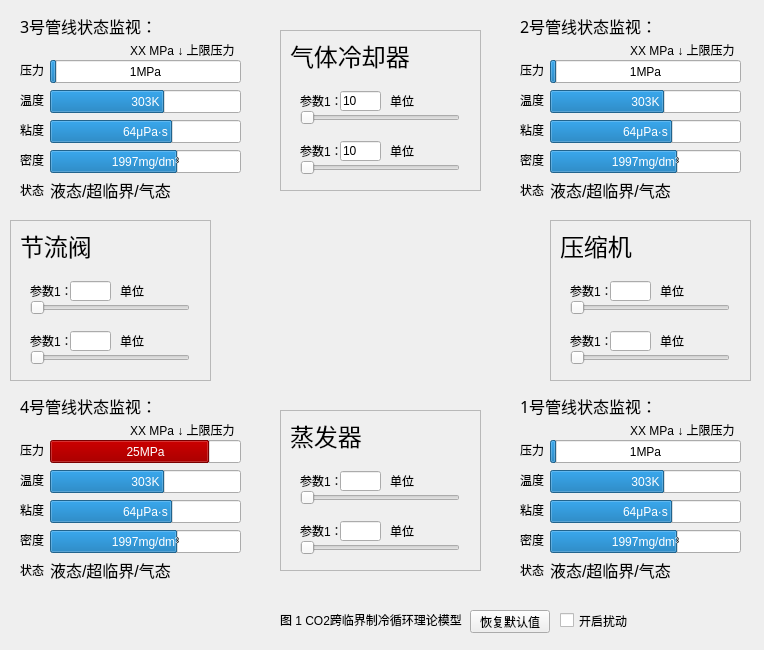
Qt form mainwindow.ui (AbsoluteZero-Lightcone/CO2) before a commit.
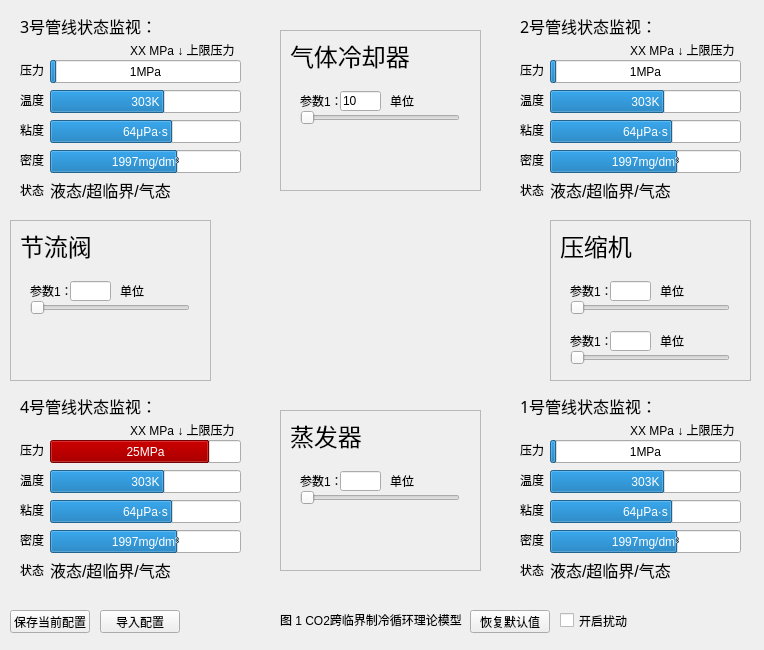
The same form after that commit. Icons and pictures are not drawn.

Diff of the .ui file:
```diff
--- a/mainwindow.ui
+++ b/mainwindow.ui
@@ -136,69 +136,7 @@
        <string>单位</string>
       </property>
      </widget>
-     <widget class="QSlider" name="horizontalSlider_3">
-      <property name="geometry">
-       <rect>
-        <x>10</x>
-        <y>30</y>
-        <width>160</width>
-        <height>16</height>
-       </rect>
-      </property>
-      <property name="orientation">
-       <enum>Qt::Horizontal</enum>
-      </property>
-     </widget>
-    </widget>
-    <widget class="QWidget" name="control_panel_unit_widget_5" native="true">
-     <property name="geometry">
-      <rect>
-       <x>10</x>
-       <y>100</y>
-       <width>181</width>
-       <height>51</height>
-      </rect>
-     </property>
-     <widget class="QLabel" name="label_27">
-      <property name="geometry">
-       <rect>
-        <x>10</x>
-        <y>10</y>
-        <width>41</width>
-        <height>21</height>
-       </rect>
-      </property>
-      <property name="text">
-       <string>参数1：</string>
-      </property>
-     </widget>
-     <widget class="QLineEdit" name="lineEdit_7">
-      <property name="geometry">
-       <rect>
-        <x>50</x>
-        <y>11</y>
-        <width>41</width>
-        <height>20</height>
-       </rect>
-      </property>
-      <property name="text">
-       <string>10</string>
-      </property>
-     </widget>
-     <widget class="QLabel" name="label_28">
-      <property name="geometry">
-       <rect>
-        <x>100</x>
-        <y>10</y>
-        <width>41</width>
-        <height>21</height>
-       </rect>
-      </property>
-      <property name="text">
-       <string>单位</string>
-      </property>
-     </widget>
-     <widget class="QSlider" name="horizontalSlider_7">
+     <widget class="QSlider" name="GasCooler_horizontalSlider_val_1">
       <property name="geometry">
        <rect>
         <x>10</x>
@@ -511,66 +449,7 @@
        <string>单位</string>
       </property>
      </widget>
-     <widget class="QSlider" name="horizontalSlider_10">
-      <property name="geometry">
-       <rect>
-        <x>10</x>
-        <y>30</y>
-        <width>160</width>
-        <height>16</height>
-       </rect>
-      </property>
-      <property name="orientation">
-       <enum>Qt::Horizontal</enum>
-      </property>
-     </widget>
-    </widget>
-    <widget class="QWidget" name="control_panel_unit_widget_9" native="true">
-     <property name="geometry">
-      <rect>
-       <x>10</x>
-       <y>100</y>
-       <width>181</width>
-       <height>51</height>
-      </rect>
-     </property>
-     <widget class="QLabel" name="label_35">
-      <property name="geometry">
-       <rect>
-        <x>10</x>
-        <y>10</y>
-        <width>41</width>
-        <height>21</height>
-       </rect>
-      </property>
-      <property name="text">
-       <string>参数1：</string>
-      </property>
-     </widget>
-     <widget class="QLineEdit" name="lineEdit_11">
-      <property name="geometry">
-       <rect>
-        <x>50</x>
-        <y>11</y>
-        <width>41</width>
-        <height>20</height>
-       </rect>
-      </property>
-     </widget>
-     <widget class="QLabel" name="label_36">
-      <property name="geometry">
-       <rect>
-        <x>100</x>
-        <y>10</y>
-        <width>41</width>
-        <height>21</height>
-       </rect>
-      </property>
-      <property name="text">
-       <string>单位</string>
-      </property>
-     </widget>
-     <widget class="QSlider" name="horizontalSlider_11">
+     <widget class="QSlider" name="Evaporator_horizontalSlider_val_1">
       <property name="geometry">
        <rect>
         <x>10</x>
@@ -664,66 +543,7 @@
        <string>单位</string>
       </property>
      </widget>
-     <widget class="QSlider" name="horizontalSlider_12">
-      <property name="geometry">
-       <rect>
-        <x>10</x>
-        <y>30</y>
-        <width>160</width>
-        <height>16</height>
-       </rect>
-      </property>
-      <property name="orientation">
-       <enum>Qt::Horizontal</enum>
-      </property>
-     </widget>
-    </widget>
-    <widget class="QWidget" name="control_panel_unit_widget_11" native="true">
-     <property name="geometry">
-      <rect>
-       <x>10</x>
-       <y>100</y>
-       <width>181</width>
-       <height>51</height>
-      </rect>
-     </property>
-     <widget class="QLabel" name="label_39">
-      <property name="geometry">
-       <rect>
-        <x>10</x>
-        <y>10</y>
-        <width>41</width>
-        <height>21</height>
-       </rect>
-      </property>
-      <property name="text">
-       <string>参数1：</string>
-      </property>
-     </widget>
-     <widget class="QLineEdit" name="lineEdit_13">
-      <property name="geometry">
-       <rect>
-        <x>50</x>
-        <y>11</y>
-        <width>41</width>
-        <height>20</height>
-       </rect>
-      </property>
-     </widget>
-     <widget class="QLabel" name="label_40">
-      <property name="geometry">
-       <rect>
-        <x>100</x>
-        <y>10</y>
-        <width>41</width>
-        <height>21</height>
-       </rect>
-      </property>
-      <property name="text">
-       <string>单位</string>
-      </property>
-     </widget>
-     <widget class="QSlider" name="horizontalSlider_13">
+     <widget class="QSlider" name="ThrottleValve_horizontalSlider_val_1">
       <property name="geometry">
        <rect>
         <x>10</x>
@@ -1590,6 +1410,32 @@
      </property>
     </widget>
    </widget>
+   <widget class="QPushButton" name="pushButton_Save">
+    <property name="geometry">
+     <rect>
+      <x>10</x>
+      <y>610</y>
+      <width>80</width>
+      <height>23</height>
+     </rect>
+    </property>
+    <property name="text">
+     <string>保存当前配置</string>
+    </property>
+   </widget>
+   <widget class="QPushButton" name="pushButton_Import">
+    <property name="geometry">
+     <rect>
+      <x>100</x>
+      <y>610</y>
+      <width>80</width>
+      <height>23</height>
+     </rect>
+    </property>
+    <property name="text">
+     <string>导入配置</string>
+    </property>
+   </widget>
    <zorder>label_5</zorder>
    <zorder>label_6</zorder>
    <zorder>devide_frame</zorder>
```
Left out of the diff: 68 changed lines with no effect on the pictures.
